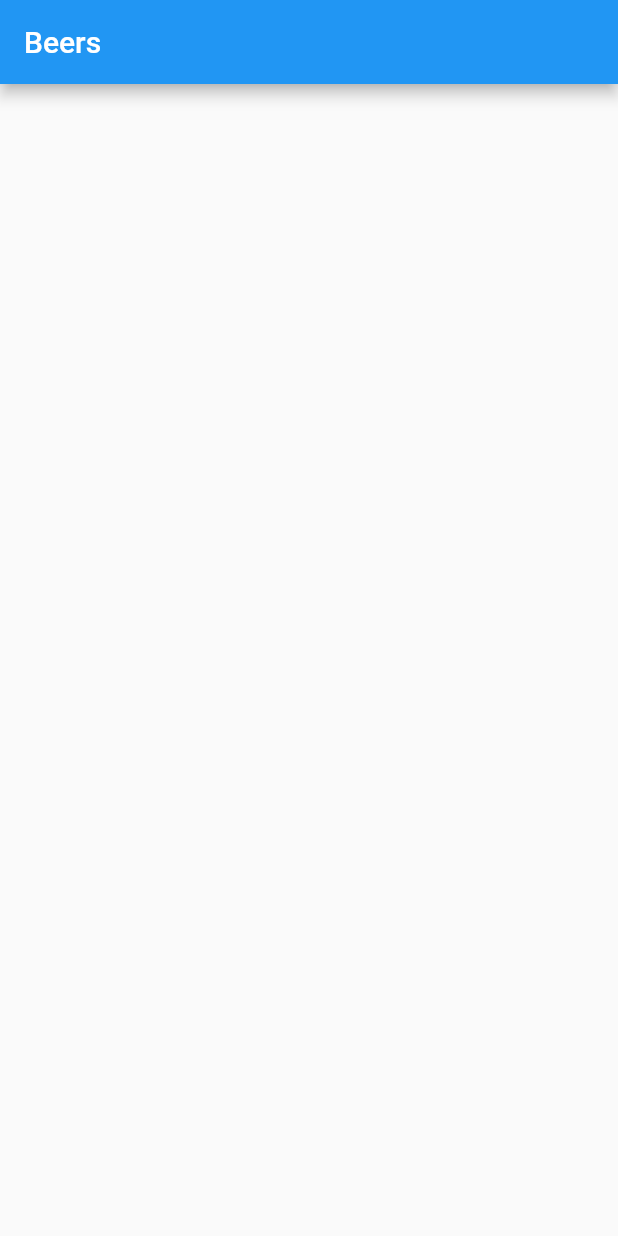
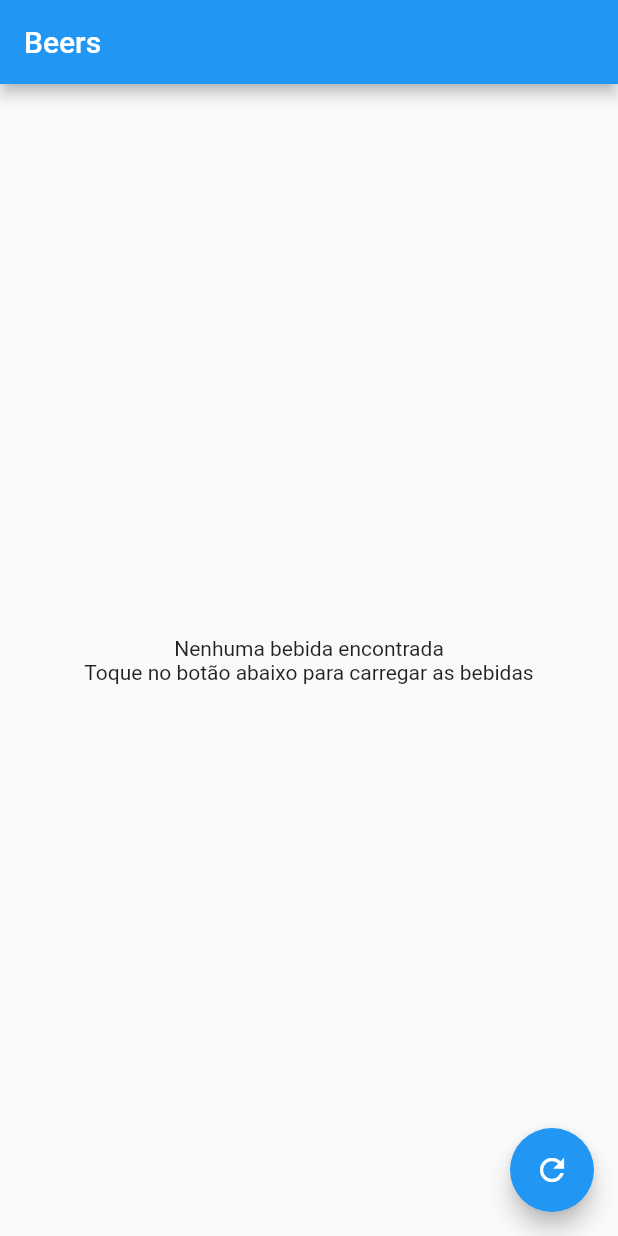
Before and after one commit to Marcoantonioo/beers-app-flutter, a Flutter app: the screen it shows after launch, on a phone screen of 412 x 824 dp. Run offline on Flutter 3.47's test engine with Material 2 defaults, Android fonts, the phone set to English and light mode, and no system bars; our stand-ins replace dio, get_it; missing offline and left inert: fancy_stream.

Commit message:
fix: Ajustes realizados

```diff
--- a/beers_app/lib/presentation/bloc/home/home_bloc.dart
+++ b/beers_app/lib/presentation/bloc/home/home_bloc.dart
@@ -17,9 +17,6 @@ class HomeBloc extends BaseBloc<HomeEvent> {
   void init() {
     /// escuta os eventos
     listenOn<HomeEvent>(handleEvent);
-
-    /// inicializa chamando o repository
-    _loadAll();
   }
 
   @override
--- a/beers_app/lib/presentation/screens/home_page.dart
+++ b/beers_app/lib/presentation/screens/home_page.dart
@@ -2,6 +2,7 @@ import 'package:beers_app/di/application_di.dart';
 import 'package:beers_app/domain/beer.dart';
 import 'package:beers_app/presentation/bloc/base_bloc.dart';
 import 'package:beers_app/presentation/bloc/home/home_bloc.dart';
+import 'package:beers_app/presentation/bloc/home/home_event.dart';
 import 'package:flutter/cupertino.dart';
 import 'package:flutter/material.dart';
 import 'package:provider/provider.dart';
@@ -30,6 +31,10 @@ class _HomePageState extends State<HomePage> {
     return Scaffold(
       appBar: _buildAppBar(),
       body: _buildContent(),
+      floatingActionButton: FloatingActionButton(
+        onPressed: () => _bloc.dispatchEvent(LoadAll()),
+        child: Icon(Icons.refresh),
+      ),
     );
   }
 
@@ -58,16 +63,14 @@ class _HomePageState extends State<HomePage> {
     return StreamBuilder<List<Beer>>(
       stream: _bloc.streamOf<List<Beer>>(key: HomeKey.LIST),
       builder: (_, snapshot) {
-        final list = snapshot.data;
-
-        if (list == null) {
-          return SizedBox.shrink();
-        }
+        final list = snapshot.data ?? [];
 
         if (list.isEmpty) {
           return Center(
-            child: Text('Nenhuma bebida encontrada'),
-          );
+              child: Text(
+            'Nenhuma bebida encontrada\nToque no botão abaixo para carregar as bebidas',
+            textAlign: TextAlign.center,
+          ));
         }
 
         return ListView.separated(
```
